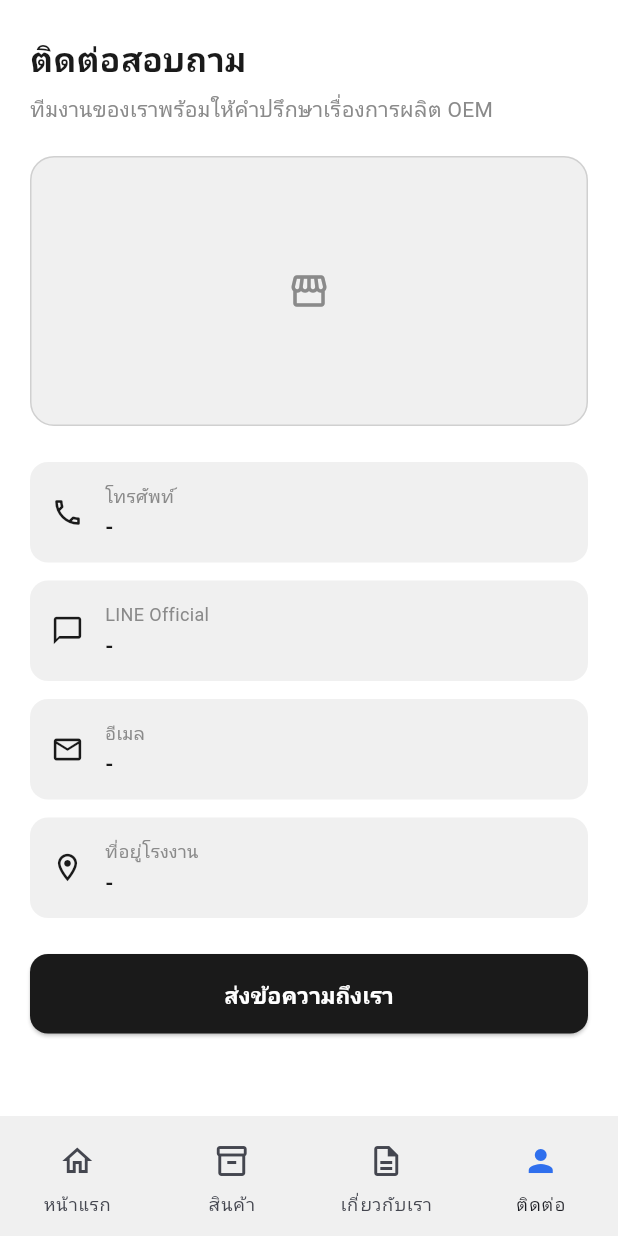
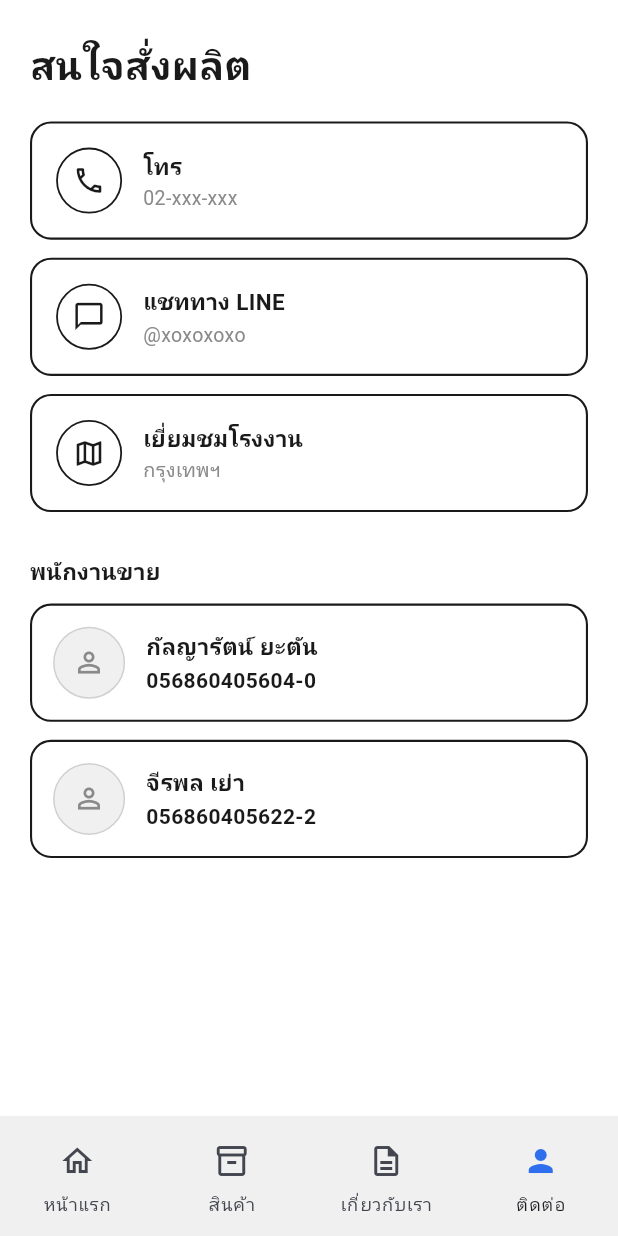
Before and after one commit to Takashi468/sale_kit, a Flutter app: the screen it shows after launch, item 4 of the bottom bar chosen, on a phone screen of 412 x 824 dp. Run offline on Flutter 3.47's test engine with Material 3 defaults, Android fonts, the phone set to English and light mode, and no system bars.

Commit message:
feat: add staff card and contact action widgets, integrate device_preview and shared_preferences, and update default window size

```diff
--- a/lib/screens/contact_page.dart
+++ b/lib/screens/contact_page.dart
@@ -1,7 +1,8 @@
 import 'package:flutter/material.dart';
 
 import '../theme/app_colors.dart';
-import '../widgets/image_placeholder.dart';
+import '../widgets/contact_action_row.dart';
+import '../widgets/staff_card.dart';
 
 class ContactPage extends StatelessWidget {
   const ContactPage({super.key});
@@ -15,120 +16,47 @@ class ContactPage extends StatelessWidget {
           padding: const EdgeInsets.fromLTRB(20, 24, 20, 24),
           children: [
             const Text(
-              'ติดต่อสอบถาม',
+              'สนใจสั่งผลิต',
               style: TextStyle(
-                fontSize: 22,
+                fontSize: 26,
                 fontWeight: FontWeight.w800,
                 color: AppColors.ink,
               ),
             ),
-            const SizedBox(height: 8),
-            const Text(
-              'ทีมงานของเราพร้อมให้คำปรึกษาเรื่องการผลิต OEM',
-              style: TextStyle(fontSize: 14, color: AppColors.inkMuted),
-            ),
             const SizedBox(height: 20),
-            const ImagePlaceholder(
-              height: 180,
-              icon: Icons.storefront_outlined,
-              borderRadius: 16,
-            ),
-            const SizedBox(height: 24),
-            const _ContactRow(
+            const ContactActionRow(
               icon: Icons.phone_outlined,
-              label: 'โทรศัพท์',
-              value: '-',
-            ),
-            const _ContactRow(
-              icon: Icons.chat_bubble_outline,
-              label: 'LINE Official',
-              value: '-',
-            ),
-            const _ContactRow(
-              icon: Icons.email_outlined,
-              label: 'อีเมล',
-              value: '-',
-            ),
-            const _ContactRow(
-              icon: Icons.location_on_outlined,
-              label: 'ที่อยู่โรงงาน',
-              value: '-',
+              title: 'โทร',
+              subtitle: '02-xxx-xxx',
             ),
             const SizedBox(height: 12),
-            SizedBox(
-              width: double.infinity,
-              child: ElevatedButton(
-                onPressed: () {},
-                style: ElevatedButton.styleFrom(
-                  backgroundColor: AppColors.ink,
-                  foregroundColor: Colors.white,
-                  padding: const EdgeInsets.symmetric(vertical: 16),
-                  shape: RoundedRectangleBorder(
-                    borderRadius: BorderRadius.circular(12),
-                  ),
-                ),
-                child: const Text(
-                  'ส่งข้อความถึงเรา',
-                  style: TextStyle(fontSize: 15, fontWeight: FontWeight.w700),
-                ),
+            const ContactActionRow(
+              icon: Icons.chat_bubble_outline,
+              title: 'แชททาง LINE',
+              subtitle: '@xoxoxoxo',
+            ),
+            const SizedBox(height: 12),
+            const ContactActionRow(
+              icon: Icons.map_outlined,
+              title: 'เยี่ยมชมโรงงาน',
+              subtitle: 'กรุงเทพฯ',
+            ),
+            const SizedBox(height: 28),
+            const Text(
+              'พนักงานขาย',
+              style: TextStyle(
+                fontSize: 15,
+                fontWeight: FontWeight.w700,
+                color: AppColors.ink,
               ),
             ),
+            const SizedBox(height: 12),
+            const StaffCard(name: 'กัลญารัตน์ ยะตัน', phone: '056860405604-0'),
+            const SizedBox(height: 12),
+            const StaffCard(name: 'จีรพล เย่า', phone: '056860405622-2'),
           ],
         ),
       ),
     );
   }
 }
-
-class _ContactRow extends StatelessWidget {
-  const _ContactRow({
-    required this.icon,
-    required this.label,
-    required this.value,
-  });
-
-  final IconData icon;
-  final String label;
-  final String value;
-
-  @override
-  Widget build(BuildContext context) {
-    return Container(
-      margin: const EdgeInsets.only(bottom: 12),
-      padding: const EdgeInsets.all(14),
-      decoration: BoxDecoration(
-        color: AppColors.surfaceMuted,
-        borderRadius: BorderRadius.circular(12),
-      ),
-      child: Row(
-        children: [
-          Icon(icon, color: AppColors.ink, size: 22),
-          const SizedBox(width: 14),
-          Expanded(
-            child: Column(
-              crossAxisAlignment: CrossAxisAlignment.start,
-              children: [
-                Text(
-                  label,
-                  style: const TextStyle(
-                    fontSize: 12,
-                    color: AppColors.inkMuted,
-                  ),
-                ),
-                const SizedBox(height: 2),
-                Text(
-                  value,
-                  style: const TextStyle(
-                    fontSize: 14,
-                    fontWeight: FontWeight.w600,
-                    color: AppColors.ink,
-                  ),
-                ),
-              ],
-            ),
-          ),
-        ],
-      ),
-    );
-  }
-}
--- /dev/null
+++ b/lib/widgets/contact_action_row.dart
@@ -0,0 +1,70 @@
+import 'package:flutter/material.dart';
+
+import '../theme/app_colors.dart';
+
+class ContactActionRow extends StatelessWidget {
+  const ContactActionRow({
+    super.key,
+    required this.icon,
+    required this.title,
+    required this.subtitle,
+    this.onTap,
+  });
+
+  final IconData icon;
+  final String title;
+  final String subtitle;
+  final VoidCallback? onTap;
+
+  @override
+  Widget build(BuildContext context) {
+    return InkWell(
+      onTap: onTap,
+      borderRadius: BorderRadius.circular(14),
+      child: Container(
+        padding: const EdgeInsets.all(16),
+        decoration: BoxDecoration(
+          borderRadius: BorderRadius.circular(14),
+          border: Border.all(color: AppColors.border, width: 1.4),
+        ),
+        child: Row(
+          children: [
+            Container(
+              width: 44,
+              height: 44,
+              decoration: BoxDecoration(
+                color: AppColors.background,
+                shape: BoxShape.circle,
+                border: Border.all(color: AppColors.border, width: 1.2),
+              ),
+              alignment: Alignment.center,
+              child: Icon(icon, color: AppColors.ink, size: 22),
+            ),
+            const SizedBox(width: 14),
+            Column(
+              crossAxisAlignment: CrossAxisAlignment.start,
+              children: [
+                Text(
+                  title,
+                  style: const TextStyle(
+                    fontSize: 15,
+                    fontWeight: FontWeight.w700,
+                    color: AppColors.ink,
+                  ),
+                ),
+                const SizedBox(height: 2),
+                Text(
+                  subtitle,
+                  style: const TextStyle(
+                    fontSize: 13,
+                    color: AppColors.inkMuted,
+                  ),
+                ),
+              ],
+            ),
+          ],
+        ),
+      ),
+    );
+  }
+}
--- /dev/null
+++ b/lib/widgets/staff_card.dart
@@ -0,0 +1,63 @@
+import 'package:flutter/material.dart';
+
+import '../theme/app_colors.dart';
+
+class StaffCard extends StatelessWidget {
+  const StaffCard({super.key, required this.name, required this.phone});
+
+  final String name;
+  final String phone;
+
+  @override
+  Widget build(BuildContext context) {
+    return Container(
+      padding: const EdgeInsets.all(14),
+      decoration: BoxDecoration(
+        borderRadius: BorderRadius.circular(14),
+        border: Border.all(color: AppColors.border, width: 1.4),
+      ),
+      child: Row(
+        children: [
+          Container(
+            width: 48,
+            height: 48,
+            decoration: BoxDecoration(
+              color: AppColors.surfaceMuted,
+              shape: BoxShape.circle,
+              border: Border.all(color: AppColors.border.withValues(alpha: 0.15)),
+            ),
+            alignment: Alignment.center,
+            child: const Icon(
+              Icons.person_outline,
+              color: AppColors.inkMuted,
+              size: 22,
+            ),
+          ),
+          const SizedBox(width: 14),
+          Column(
+            crossAxisAlignment: CrossAxisAlignment.start,
+            children: [
+              Text(
+                name,
+                style: const TextStyle(
+                  fontSize: 15,
+                  fontWeight: FontWeight.w700,
+                  color: AppColors.ink,
+                ),
+              ),
+              const SizedBox(height: 2),
+              Text(
+                phone,
+                style: const TextStyle(
+                  fontSize: 14,
+                  fontWeight: FontWeight.w600,
+                  color: AppColors.ink,
+                ),
+              ),
+            ],
+          ),
+        ],
+      ),
+    );
+  }
+}
--- a/pubspec.yaml
+++ b/pubspec.yaml
@@ -34,6 +34,7 @@ dependencies:
   # The following adds the Cupertino Icons font to your application.
   # Use with the CupertinoIcons class for iOS style icons.
   cupertino_icons: ^1.0.8
+  device_preview: ^1.3.1
 
 dev_dependencies:
   flutter_test:
```
Also changed, not shown: pubspec.lock, 2 other files.
